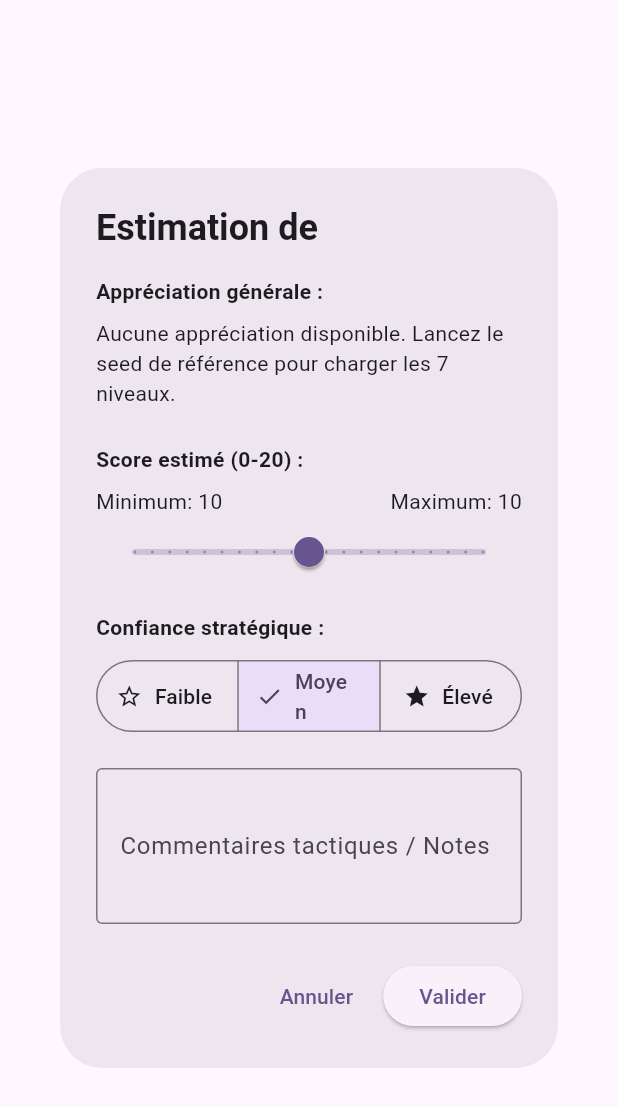
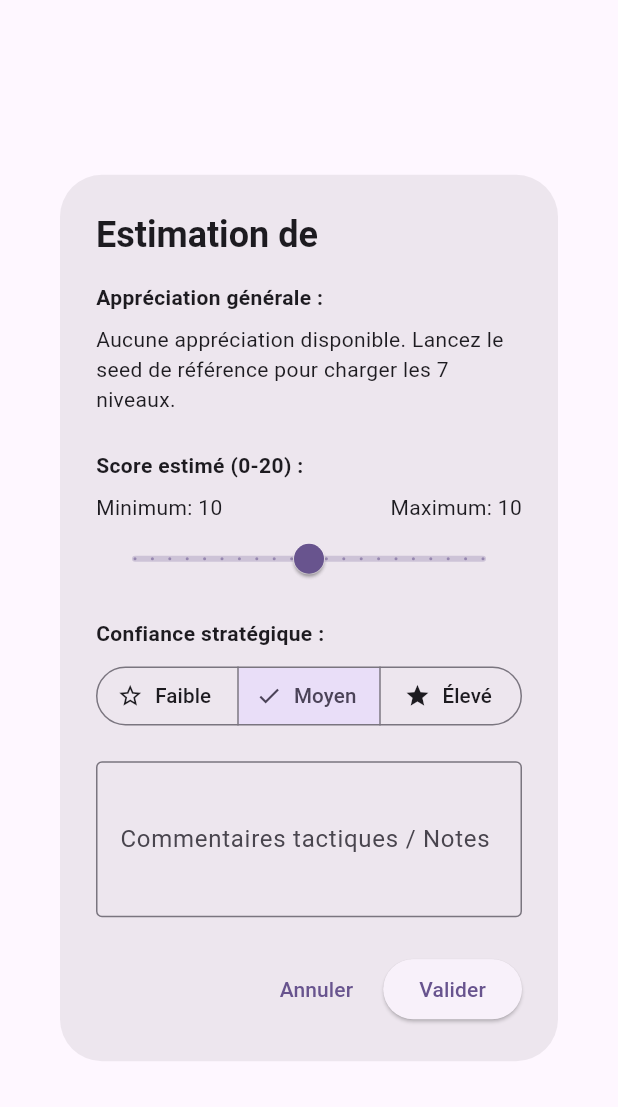
Before and after one commit to EducLecomte/flutter_battlematch, a Flutter app: the EstimDialog widget shown alone on an empty page, opened directly with empty values, on a phone screen of 412 x 824 dp. Shown: the top 1107 px of the screen. Run offline on Flutter 3.47's test engine with Material 3 defaults, Android fonts, the phone set to English and light mode, and no system bars; our stand-ins replace pocketbase, shared_preferences; accounts and stored records are empty; network calls fail.

Commit message:
renderflex et estimedetailsheet resize when keyboard appears

```diff
--- a/lib/screens/widgets/estim_confiance_section.dart
+++ b/lib/screens/widgets/estim_confiance_section.dart
@@ -26,7 +26,10 @@ class EstimConfianceSection extends StatelessWidget {
           style: TextStyle(fontWeight: FontWeight.bold),
         ),
         const SizedBox(height: 8),
-        SegmentedButton<String>(
+        FittedBox(
+          fit: BoxFit.scaleDown,
+          alignment: Alignment.centerLeft,
+          child: SegmentedButton<String>(
             segments: const [
               ButtonSegment<String>(
                 value: 'faible',
@@ -49,6 +52,7 @@ class EstimConfianceSection extends StatelessWidget {
               onConfianceChanged(newSelection.first);
             },
           ),
+        ),
       ],
     );
   }
--- a/lib/screens/widgets/estim_dialog.dart
+++ b/lib/screens/widgets/estim_dialog.dart
@@ -83,8 +83,8 @@ class _EstimDialogState extends State<EstimDialog> {
         builder: (context, child) {
           final validationMessage = controller.validationMessage;
           return SingleChildScrollView(
-            child: SizedBox(
-              width: 400,
+            child: ConstrainedBox(
+              constraints: const BoxConstraints(maxWidth: 400),
               child: Column(
                 mainAxisSize: MainAxisSize.min,
                 crossAxisAlignment: CrossAxisAlignment.stretch,
--- a/lib/screens/widgets/estim_score_section.dart
+++ b/lib/screens/widgets/estim_score_section.dart
@@ -33,13 +33,17 @@ class EstimScoreSection extends StatelessWidget {
         Row(
           mainAxisAlignment: MainAxisAlignment.spaceBetween,
           children: [
-            Text(
-              "Minimum: $scoreMin",
-              style: const TextStyle(fontSize: 14),
+            Flexible(
+              child: Text(
+                "Minimum: $scoreMin",
+                style: const TextStyle(fontSize: 14),
+              ),
             ),
-            Text(
-              "Maximum: $scoreMax",
-              style: const TextStyle(fontSize: 14),
+            Flexible(
+              child: Text(
+                "Maximum: $scoreMax",
+                style: const TextStyle(fontSize: 14),
+              ),
             ),
           ],
         ),
```
Also changed, not shown: lib/screens/widgets/estim_details_sheet.dart (+12 -3 lines), 2 other files. Lines whose indentation alone changed are shown as unchanged.
